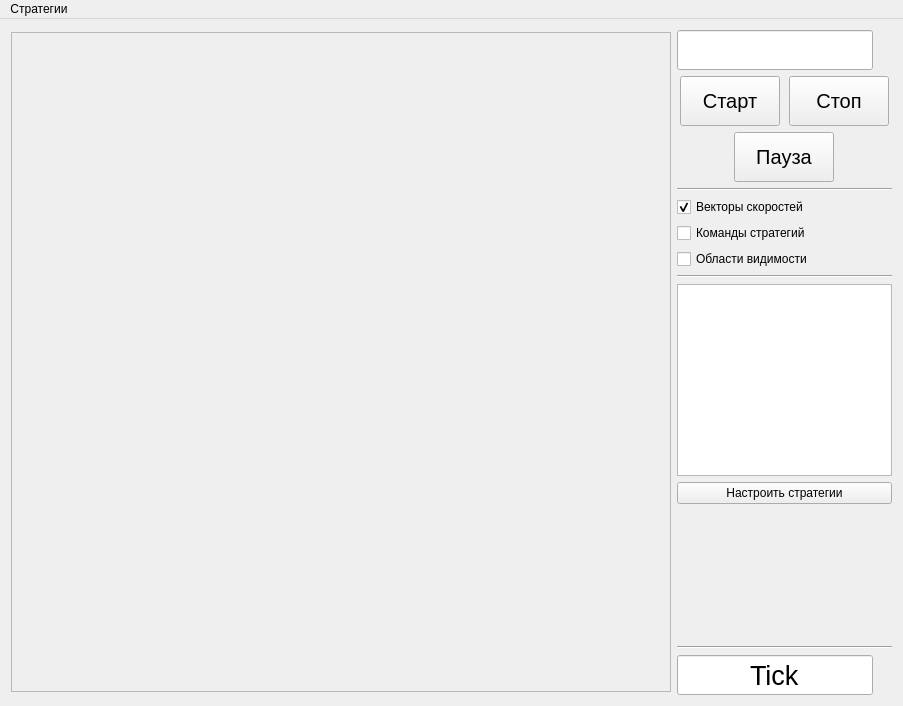
Above: agario/local_runner/mainwindow.ui from MailRuChamps/miniaicups before the change. Below: the same form after it.
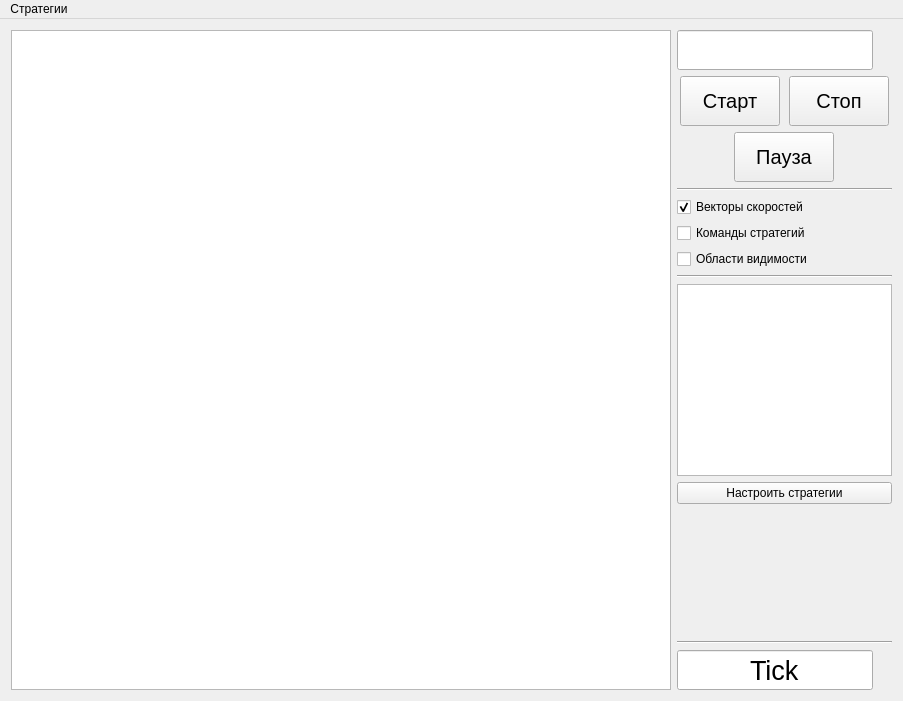
That is the form after the change.

Commit message: Use QGraphicsScene instead of QFrame

```diff
--- a/agario/local_runner/mainwindow.ui
+++ b/agario/local_runner/mainwindow.ui
@@ -7,43 +7,15 @@
     <x>0</x>
     <y>0</y>
     <width>903</width>
-    <height>706</height>
+    <height>672</height>
    </rect>
   </property>
   <property name="windowTitle">
    <string>MainWindow</string>
   </property>
   <widget class="QWidget" name="centralWidget">
-   <layout class="QHBoxLayout" name="horizontalLayout_3">
-    <item>
-     <widget class="QFrame" name="viewport">
-      <property name="sizePolicy">
-       <sizepolicy hsizetype="Fixed" vsizetype="Fixed">
-        <horstretch>0</horstretch>
-        <verstretch>0</verstretch>
-       </sizepolicy>
-      </property>
-      <property name="minimumSize">
-       <size>
-        <width>660</width>
-        <height>660</height>
-       </size>
-      </property>
-      <property name="focusPolicy">
-       <enum>Qt::StrongFocus</enum>
-      </property>
-      <property name="styleSheet">
-       <string notr="true"/>
-      </property>
-      <property name="frameShape">
-       <enum>QFrame::StyledPanel</enum>
-      </property>
-      <property name="frameShadow">
-       <enum>QFrame::Raised</enum>
-      </property>
-     </widget>
-    </item>
-    <item>
+   <layout class="QGridLayout" name="gridLayout">
+    <item row="0" column="1">
      <layout class="QVBoxLayout" name="verticalLayout">
       <item>
        <widget class="QLineEdit" name="txt_seed">
@@ -264,6 +236,37 @@
       </item>
      </layout>
     </item>
+    <item row="0" column="0">
+     <widget class="QGraphicsView" name="gv">
+      <property name="sizePolicy">
+       <sizepolicy hsizetype="Fixed" vsizetype="Fixed">
+        <horstretch>0</horstretch>
+        <verstretch>0</verstretch>
+       </sizepolicy>
+      </property>
+      <property name="minimumSize">
+       <size>
+        <width>660</width>
+        <height>660</height>
+       </size>
+      </property>
+      <property name="maximumSize">
+       <size>
+        <width>660</width>
+        <height>660</height>
+       </size>
+      </property>
+      <property name="verticalScrollBarPolicy">
+       <enum>Qt::ScrollBarAlwaysOff</enum>
+      </property>
+      <property name="horizontalScrollBarPolicy">
+       <enum>Qt::ScrollBarAlwaysOff</enum>
+      </property>
+      <property name="renderHints">
+       <set>QPainter::Antialiasing|QPainter::TextAntialiasing</set>
+      </property>
+     </widget>
+    </item>
    </layout>
   </widget>
   <widget class="QMenuBar" name="menuBar">
```
The commit also changes 12 other files.
